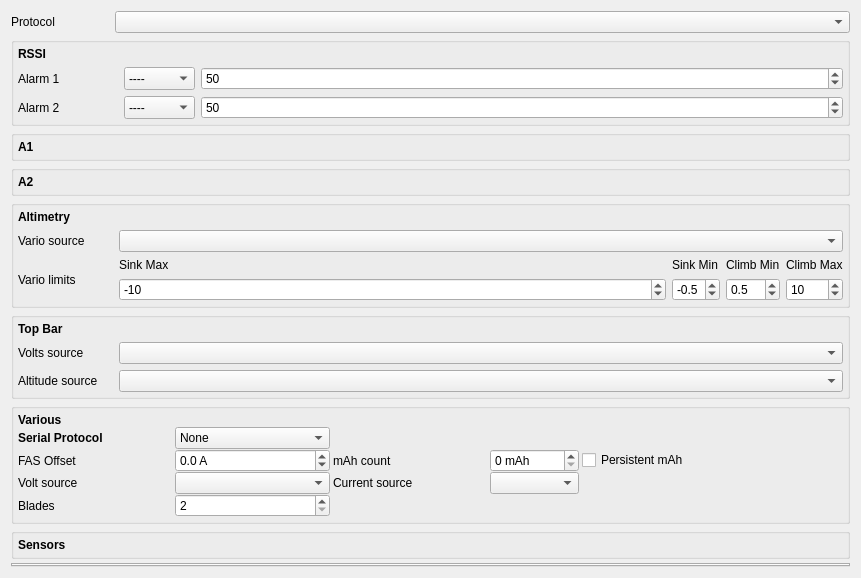
Above: companion/src/modeledit/telemetry.ui from opentx/opentx before the change. Below: the same form after it.
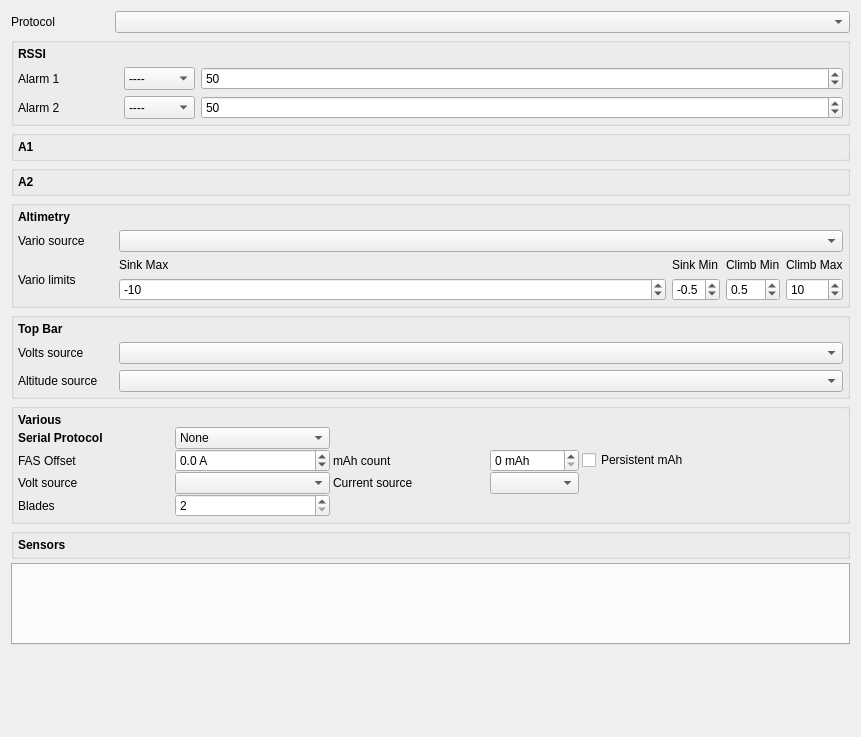
That is the form after the change. Custom widgets are drawn as their Qt base class.

What changed in the file:
```diff
--- a/companion/src/modeledit/telemetry.ui
+++ b/companion/src/modeledit/telemetry.ui
@@ -7,7 +7,7 @@
     <x>0</x>
     <y>0</y>
     <width>861</width>
-    <height>562</height>
+    <height>737</height>
    </rect>
   </property>
   <property name="windowTitle">
```
Left out of the diff: 26 changed lines with no effect on the pictures.
